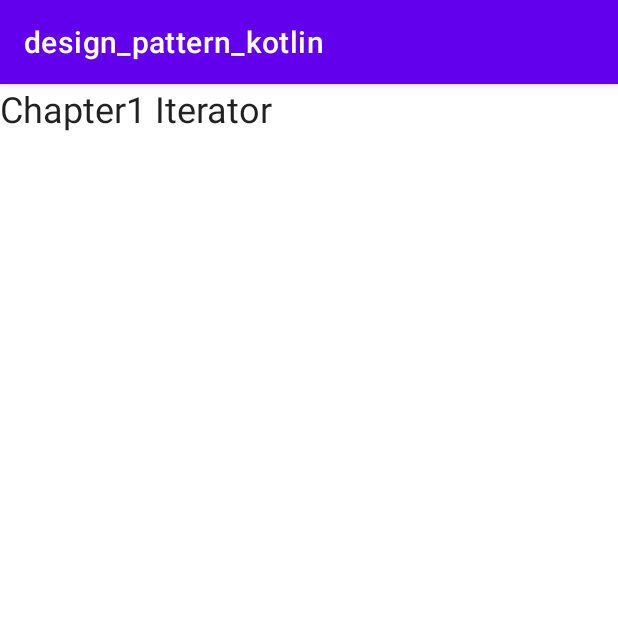
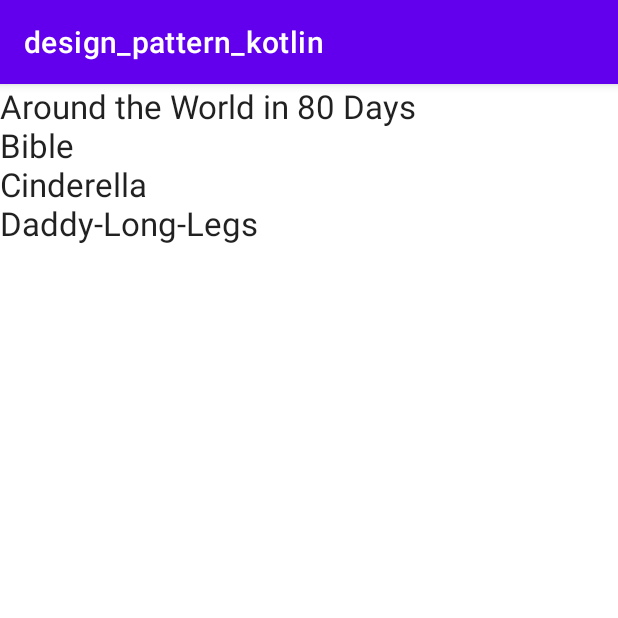
Before and after one commit to CASL0/design_pattern_kotlin, an Android app: the screen it shows after launch (MainActivity before the commit, IteratorActivity after it), after a tap on "Chapter1 Iterator", on a phone screen of 412 x 824 dp, the top half of it. Run offline under Robolectric (Android 15) with nearby library versions, the phone set to English and light mode, and no system bars.

Commit message:
Iteratorパターン

```diff
--- a/app/src/main/AndroidManifest.xml
+++ b/app/src/main/AndroidManifest.xml
@@ -10,6 +10,9 @@
         android:supportsRtl="true"
         android:theme="@style/Theme.Design_pattern_kotlin">
         <activity
+            android:name=".iterator.IteratorActivity"
+            android:exported="false" />
+        <activity
             android:name=".MainActivity"
             android:exported="true">
             <intent-filter>
--- a/app/src/main/java/jp/co/casl0/android/design_pattern_kotlin/ChapterListAdapter.kt
+++ b/app/src/main/java/jp/co/casl0/android/design_pattern_kotlin/ChapterListAdapter.kt
@@ -1,17 +1,19 @@
 package jp.co.casl0.android.design_pattern_kotlin
 
 import android.content.Context
+import android.content.Intent
 import android.util.Log
 import android.view.LayoutInflater
 import android.view.View
 import android.view.ViewGroup
 import android.widget.TextView
+import androidx.core.content.ContextCompat.startActivity
 import androidx.recyclerview.widget.RecyclerView
+import jp.co.casl0.android.design_pattern_kotlin.iterator.IteratorActivity
 
-class ChapterListAdapter(context: Context, chapterList: MutableList<String>):
+class ChapterListAdapter(private val context: Context, private val chapterList: MutableList<String>):
     RecyclerView.Adapter<ChapterListAdapter.ChapterViewHolder>() {
     private val _inflater: LayoutInflater = LayoutInflater.from(context)
-    private var _chapterList = chapterList
 
     inner class ChapterViewHolder(itemView: View) : RecyclerView.ViewHolder(itemView), View.OnClickListener {
         var chapterTextView: TextView = itemView.findViewById(R.id.textView)
@@ -22,8 +24,9 @@ class ChapterListAdapter(context: Context, chapterList: MutableList<String>):
 
         override fun onClick(v: View?) {
             val position = layoutPosition
-            val chapter = _chapterList[position]
-            Log.d(this::class.java.simpleName, "chapter: $chapter")
+            val activities = arrayListOf(IteratorActivity::class.java)
+            val intent = Intent(context, activities[position])
+            context.startActivity(intent)
         }
     }
 
@@ -33,11 +36,11 @@ class ChapterListAdapter(context: Context, chapterList: MutableList<String>):
     }
 
     override fun onBindViewHolder(holder: ChapterViewHolder, position: Int) {
-        val text = _chapterList[position]
+        val text = chapterList[position]
         holder.chapterTextView.text = text
     }
 
     override fun getItemCount(): Int {
-        return _chapterList.size
+        return chapterList.size
     }
 }
--- /dev/null
+++ b/app/src/main/java/jp/co/casl0/android/design_pattern_kotlin/iterator/Aggregate.kt
@@ -0,0 +1,5 @@
+package jp.co.casl0.android.design_pattern_kotlin.iterator
+
+interface Aggregate {
+    fun iterator(): Iterator
+}
--- /dev/null
+++ b/app/src/main/java/jp/co/casl0/android/design_pattern_kotlin/iterator/Book.kt
@@ -0,0 +1,3 @@
+package jp.co.casl0.android.design_pattern_kotlin.iterator
+
+class Book(val name: String = "")
--- /dev/null
+++ b/app/src/main/java/jp/co/casl0/android/design_pattern_kotlin/iterator/BookShelf.kt
@@ -0,0 +1,21 @@
+package jp.co.casl0.android.design_pattern_kotlin.iterator
+
+class BookShelf : Aggregate {
+    private var books = mutableListOf<Book>()
+
+    fun getBookAt(index: Int): Book {
+        return books[index]
+    }
+
+    fun appendBook(book: Book) {
+        books.add(book)
+    }
+
+    fun getLength(): Int {
+        return books.size
+    }
+
+    override fun iterator(): Iterator {
+        return BookShelfIterator(this)
+    }
+}
--- /dev/null
+++ b/app/src/main/java/jp/co/casl0/android/design_pattern_kotlin/iterator/BookShelfIterator.kt
@@ -0,0 +1,15 @@
+package jp.co.casl0.android.design_pattern_kotlin.iterator
+
+class BookShelfIterator(private var bookShelf: BookShelf): Iterator {
+    private var index: Int = 0
+
+    override fun hasNext(): Boolean {
+        return index < bookShelf.getLength()
+    }
+
+    override fun next(): Any {
+        val book = bookShelf.getBookAt(index)
+        index++
+        return book
+    }
+}
--- /dev/null
+++ b/app/src/main/java/jp/co/casl0/android/design_pattern_kotlin/iterator/Iterator.kt
@@ -0,0 +1,6 @@
+package jp.co.casl0.android.design_pattern_kotlin.iterator
+
+interface Iterator {
+    fun hasNext(): Boolean
+    fun next(): Any
+}
--- /dev/null
+++ b/app/src/main/java/jp/co/casl0/android/design_pattern_kotlin/iterator/IteratorActivity.kt
@@ -0,0 +1,27 @@
+package jp.co.casl0.android.design_pattern_kotlin.iterator
+
+import androidx.appcompat.app.AppCompatActivity
+import android.os.Bundle
+import android.widget.TextView
+import jp.co.casl0.android.design_pattern_kotlin.R
+
+class IteratorActivity : AppCompatActivity() {
+    override fun onCreate(savedInstanceState: Bundle?) {
+        super.onCreate(savedInstanceState)
+        setContentView(R.layout.activity_iterator)
+        val bookShelf = BookShelf()
+        bookShelf.appendBook(Book("Around the World in 80 Days"))
+        bookShelf.appendBook(Book("Bible"))
+        bookShelf.appendBook(Book("Cinderella"))
+        bookShelf.appendBook(Book("Daddy-Long-Legs"))
+        val it = bookShelf.iterator()
+        var bookText = ""
+        while(it.hasNext()) {
+            val book = it.next() as Book
+            bookText += "${book.name}\n"
+        }
+        bookText.trim()
+        val textView = findViewById<TextView>(R.id.bookTextView)
+        textView.text = bookText
+    }
+}
--- /dev/null
+++ b/app/src/main/res/layout/activity_iterator.xml
@@ -0,0 +1,17 @@
+<?xml version="1.0" encoding="utf-8"?>
+<androidx.constraintlayout.widget.ConstraintLayout xmlns:android="http://schemas.android.com/apk/res/android"
+    xmlns:app="http://schemas.android.com/apk/res-auto"
+    xmlns:tools="http://schemas.android.com/tools"
+    android:layout_width="match_parent"
+    android:layout_height="match_parent"
+    tools:context=".iterator.IteratorActivity">
+
+    <TextView
+        android:id="@+id/bookTextView"
+        android:layout_width="match_parent"
+        android:layout_height="wrap_content"
+        android:textAppearance="@style/TextAppearance.AppCompat.Large"
+        app:layout_constraintEnd_toEndOf="parent"
+        app:layout_constraintStart_toStartOf="parent"
+        app:layout_constraintTop_toTopOf="parent" />
+</androidx.constraintlayout.widget.ConstraintLayout>
```
